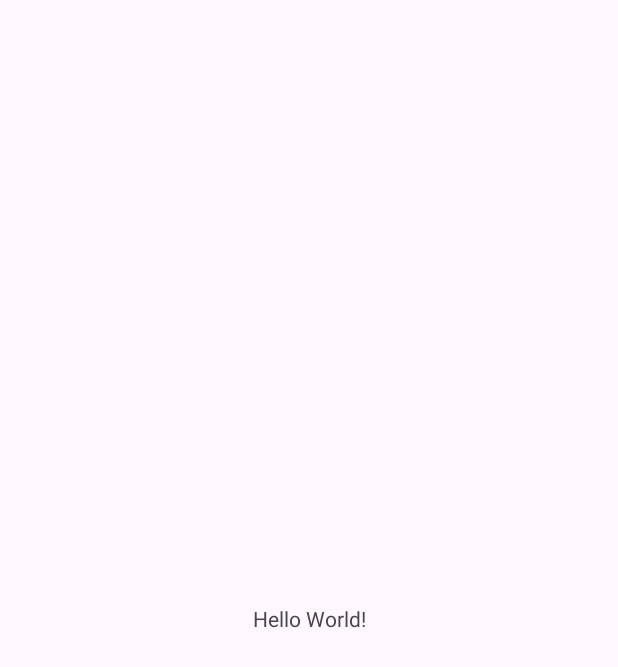
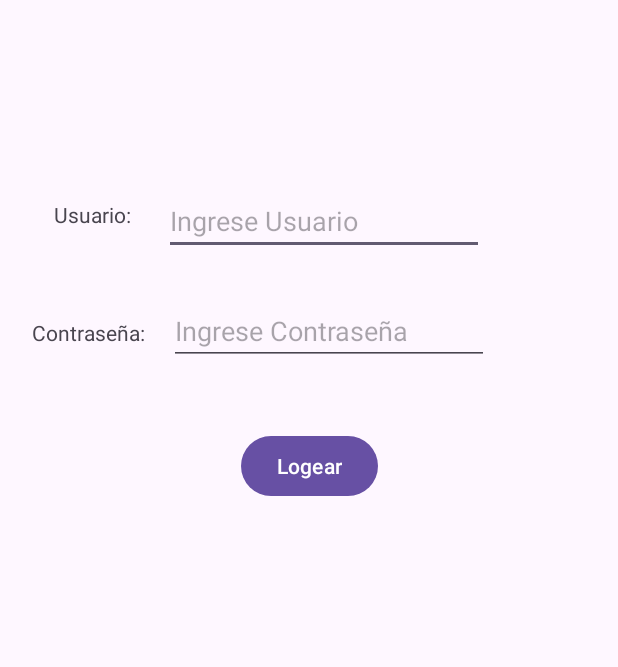
Before and after one commit to htejadag/CM2025EP, an Android app: the screen it shows after launch (MainActivity before the commit, LoginActivity after it), on a phone screen of 412 x 824 dp. Before the commit the part shown is almost empty. Shown: the top 667 px of the screen. Run offline under Robolectric (Android 15) with nearby library versions, the phone set to English and light mode, and no system bars.

Commit message:
ExemanParcial
ojala

```diff
--- a/app/build.gradle.kts
+++ b/app/build.gradle.kts
@@ -3,11 +3,11 @@ plugins {
 }
 
 android {
-    namespace = "com.example.examenparcial"
+    namespace = "com.example.appparcialcm"
     compileSdk = 35
 
     defaultConfig {
-        applicationId = "com.example.examenparcial"
+        applicationId = "com.example.appparcialcm"
         minSdk = 24
         targetSdk = 35
         versionCode = 1
--- /dev/null
+++ b/app/src/main/java/com/example/appparcialcm/LoginActivity.java
@@ -0,0 +1,59 @@
+package com.example.appparcialcm;
+
+import android.content.Intent;
+import android.os.Bundle;
+import android.view.View;
+import android.widget.EditText;
+import android.widget.Toast;
+
+import androidx.activity.EdgeToEdge;
+import androidx.appcompat.app.AppCompatActivity;
+import androidx.core.graphics.Insets;
+import androidx.core.view.ViewCompat;
+import androidx.core.view.WindowInsetsCompat;
+
+public class LoginActivity extends AppCompatActivity {
+
+    EditText et1;
+    EditText et2;
+
+
+    @Override
+    protected void onCreate(Bundle savedInstanceState) {
+        super.onCreate(savedInstanceState);
+        EdgeToEdge.enable(this);
+        setContentView(R.layout.activity_login);
+        ViewCompat.setOnApplyWindowInsetsListener(findViewById(R.id.main), (v, insets) -> {
+            Insets systemBars = insets.getInsets(WindowInsetsCompat.Type.systemBars());
+            v.setPadding(systemBars.left, systemBars.top, systemBars.right, systemBars.bottom);
+            return insets;
+        });
+
+        et1 = findViewById(R.id.txtUsuario);
+        et2 = findViewById(R.id.txtPassword);
+
+
+    }
+
+    public void Login(View view) {
+
+
+        String usuario = et1.getText().toString();
+        String password = et2.getText().toString();
+
+
+        if (usuario.equals(password)) {
+
+            Intent i = new Intent(this, MainActivity.class);
+            i.putExtra("usuario", usuario);
+            i.putExtra("password", password);
+            startActivity(i);
+
+        }
+        else{
+            Toast.makeText(this, "CREDENCIALES INCORRECTAS", Toast.LENGTH_SHORT).show();
+        }
+
+
+    }
+}
--- a/app/src/main/java/com/example/examenparcial/MainActivity.java
+++ /dev/null
@@ -1,24 +0,0 @@
-package com.example.examenparcial;
-
-import android.os.Bundle;
-
-import androidx.activity.EdgeToEdge;
-import androidx.appcompat.app.AppCompatActivity;
-import androidx.core.graphics.Insets;
-import androidx.core.view.ViewCompat;
-import androidx.core.view.WindowInsetsCompat;
-
-public class MainActivity extends AppCompatActivity {
-
-    @Override
-    protected void onCreate(Bundle savedInstanceState) {
-        super.onCreate(savedInstanceState);
-        EdgeToEdge.enable(this);
-        setContentView(R.layout.activity_main);
-        ViewCompat.setOnApplyWindowInsetsListener(findViewById(R.id.main), (v, insets) -> {
-            Insets systemBars = insets.getInsets(WindowInsetsCompat.Type.systemBars());
-            v.setPadding(systemBars.left, systemBars.top, systemBars.right, systemBars.bottom);
-            return insets;
-        });
-    }
-}
--- /dev/null
+++ b/app/src/main/res/layout/activity_login.xml
@@ -0,0 +1,64 @@
+<?xml version="1.0" encoding="utf-8"?>
+<androidx.constraintlayout.widget.ConstraintLayout xmlns:android="http://schemas.android.com/apk/res/android"
+    xmlns:app="http://schemas.android.com/apk/res-auto"
+    xmlns:tools="http://schemas.android.com/tools"
+    android:id="@+id/main"
+    android:layout_width="match_parent"
+    android:layout_height="match_parent"
+    tools:context=".LoginActivity">
+
+    <TextView
+        android:id="@+id/textView"
+        android:layout_width="wrap_content"
+        android:layout_height="wrap_content"
+        android:layout_marginStart="36dp"
+        android:layout_marginTop="133dp"
+        android:text="Usuario:"
+        app:layout_constraintStart_toStartOf="parent"
+        app:layout_constraintTop_toTopOf="parent" />
+
+    <EditText
+        android:id="@+id/txtUsuario"
+        android:layout_width="wrap_content"
+        android:layout_height="wrap_content"
+        android:layout_marginStart="22dp"
+        android:layout_marginBottom="28dp"
+        android:ems="10"
+        android:hint="Ingrese Usuario"
+        android:inputType="text"
+        android:maxLength="10"
+        app:layout_constraintBottom_toTopOf="@+id/txtPassword"
+        app:layout_constraintStart_toEndOf="@+id/textView" />
+
+    <TextView
+        android:id="@+id/textView2"
+        android:layout_width="wrap_content"
+        android:layout_height="wrap_content"
+        android:layout_marginStart="21dp"
+        android:text="Contraseña:"
+        app:layout_constraintBaseline_toBaselineOf="@+id/txtPassword"
+        app:layout_constraintStart_toStartOf="parent" />
+
+    <EditText
+        android:id="@+id/txtPassword"
+        android:layout_width="wrap_content"
+        android:layout_height="wrap_content"
+        android:layout_marginStart="16dp"
+        android:layout_marginTop="45dp"
+        android:ems="10"
+        android:hint="Ingrese Contraseña"
+        android:inputType="textPassword"
+        app:layout_constraintStart_toEndOf="@+id/textView2"
+        app:layout_constraintTop_toBottomOf="@+id/textView" />
+
+    <Button
+        android:id="@+id/btnLogin"
+        android:layout_width="wrap_content"
+        android:layout_height="wrap_content"
+        android:layout_marginTop="43dp"
+        android:onClick="Login"
+        android:text="Logear"
+        app:layout_constraintEnd_toEndOf="parent"
+        app:layout_constraintStart_toStartOf="parent"
+        app:layout_constraintTop_toBottomOf="@+id/txtPassword" />
+</androidx.constraintlayout.widget.ConstraintLayout>
--- a/app/src/main/res/values-night/themes.xml
+++ b/app/src/main/res/values-night/themes.xml
@@ -1,6 +1,6 @@
 <resources xmlns:tools="http://schemas.android.com/tools">
     <!-- Base application theme. -->
-    <style name="Base.Theme.ExamenParcial" parent="Theme.Material3.DayNight.NoActionBar">
+    <style name="Base.Theme.AppParcialCM" parent="Theme.Material3.DayNight.NoActionBar">
         <!-- Customize your dark theme here. -->
         <!-- <item name="colorPrimary">@color/my_dark_primary</item> -->
     </style>
--- a/app/src/main/res/values/strings.xml
+++ b/app/src/main/res/values/strings.xml
@@ -1,3 +1,3 @@
 <resources>
-    <string name="app_name">ExamenParcial</string>
+    <string name="app_name">AppParcialCM</string>
 </resources>
--- a/app/src/main/res/values/themes.xml
+++ b/app/src/main/res/values/themes.xml
@@ -1,9 +1,9 @@
 <resources xmlns:tools="http://schemas.android.com/tools">
     <!-- Base application theme. -->
-    <style name="Base.Theme.ExamenParcial" parent="Theme.Material3.DayNight.NoActionBar">
+    <style name="Base.Theme.AppParcialCM" parent="Theme.Material3.DayNight.NoActionBar">
         <!-- Customize your light theme here. -->
         <!-- <item name="colorPrimary">@color/my_light_primary</item> -->
     </style>
 
-    <style name="Theme.ExamenParcial" parent="Base.Theme.ExamenParcial" />
+    <style name="Theme.AppParcialCM" parent="Base.Theme.AppParcialCM" />
 </resources>
--- a/settings.gradle.kts
+++ b/settings.gradle.kts
@@ -19,5 +19,5 @@ dependencyResolutionManagement {
     }
 }
 
-rootProject.name = "ExamenParcial"
+rootProject.name = "AppParcialCM"
 include(":app")
```
Also changed, not shown: app/src/main/AndroidManifest.xml (+10 -1 lines), app/src/main/java/com/example/appparcialcm/MainActivity.java (added, +126 -0 lines), app/src/main/res/layout/activity_main.xml (+162 -4 lines), gradle/wrapper/gradle-wrapper.properties, 4 other files.
